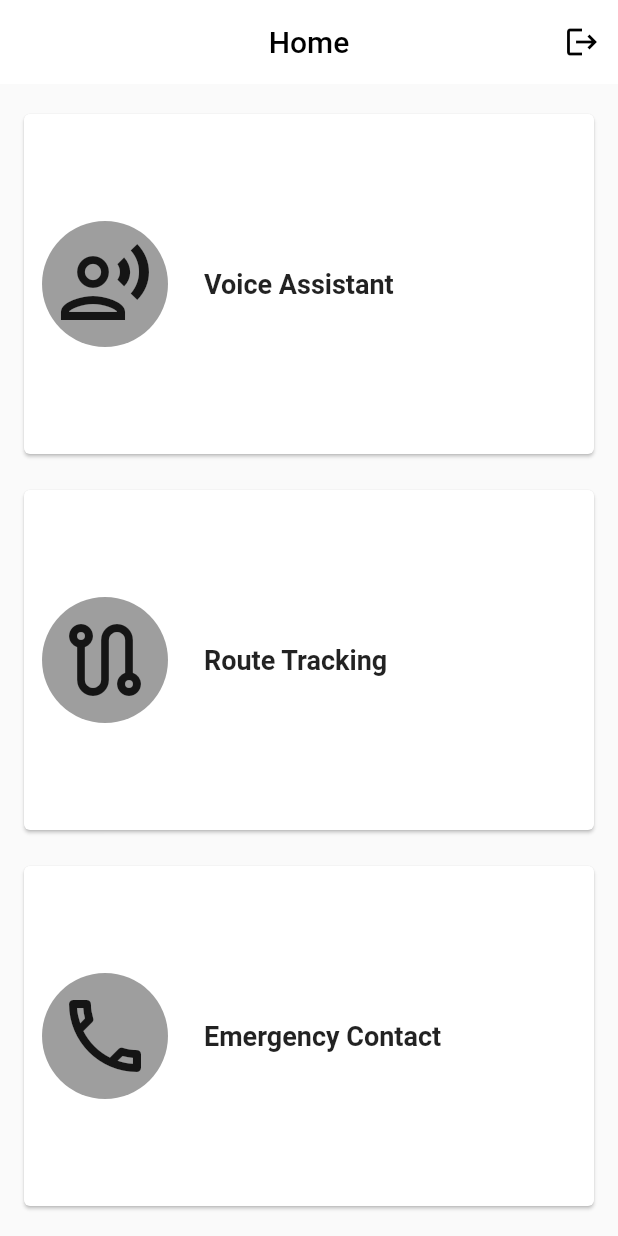
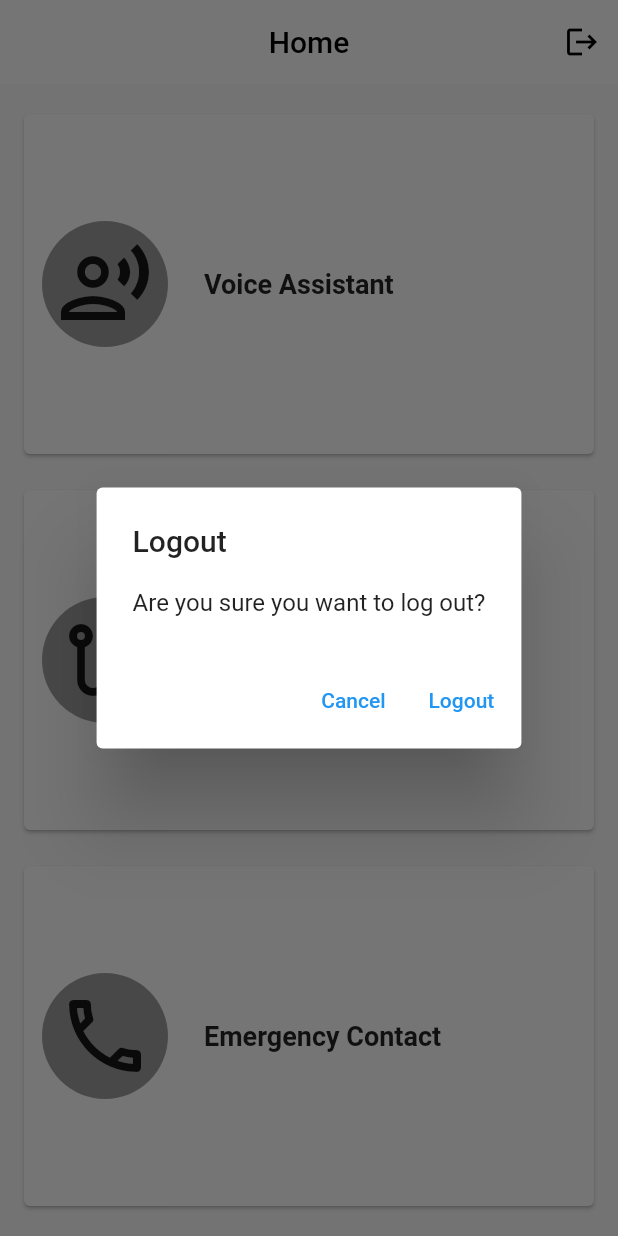
Before and after one commit to Rishita3710/my_gaurd, a Flutter app: the HomeScreen screen opened directly, after a tap on the "logout" icon, on a phone screen of 412 x 824 dp. Run offline on Flutter 3.47's test engine with Material 2 defaults, Android fonts, the phone set to English and light mode, and no system bars; our stand-ins replace firebase_auth, firebase_core, fluttertoast; accounts and stored records are empty.

Commit message:
Add toast helper class Add logout functionality

```diff
--- a/lib/screens/home_screen.dart
+++ b/lib/screens/home_screen.dart
@@ -1,3 +1,4 @@
+import 'package:firebase_auth/firebase_auth.dart';
 import 'package:flutter/material.dart';
 import 'package:my_guard/screens/emergency_contacts_screen.dart';
 import 'package:my_guard/screens/route_tracking_screen.dart';
@@ -10,7 +11,7 @@ class HomeScreen extends StatelessWidget {
   @override
   Widget build(BuildContext context) {
     return Scaffold(
-      appBar: _buildAppbar(),
+      appBar: _buildAppbar(context),
       body: _buildBody(context),
     );
   }
@@ -18,7 +19,7 @@ class HomeScreen extends StatelessWidget {
   //endregion
 
   //region: Widgets
-  AppBar _buildAppbar() {
+  AppBar _buildAppbar(BuildContext context) {
     return AppBar(
       backgroundColor: Colors.white,
       elevation: 0,
@@ -31,7 +32,7 @@ class HomeScreen extends StatelessWidget {
       actions: <Widget>[
         IconButton(
             onPressed: () {
-              _onLogOutClick();
+              _showLogoutDialog(context);
             },
             tooltip: 'Logout',
             icon: const Icon(
@@ -121,11 +122,43 @@ class HomeScreen extends StatelessWidget {
     );
   }
 
+  Future<dynamic> _showLogoutDialog(BuildContext context) {
+    return showDialog(
+        context: context,
+        builder: (BuildContext context) {
+          return AlertDialog(
+            title: const Text('Logout'),
+            content: const Text('Are you sure you want to log out?'),
+            actions: <Widget>[
+              TextButton(
+                style: TextButton.styleFrom(
+                  textStyle: Theme.of(context).textTheme.labelLarge,
+                ),
+                child: const Text('Cancel'),
+                onPressed: () {
+                  Navigator.of(context).pop();
+                },
+              ),
+              TextButton(
+                style: TextButton.styleFrom(
+                  textStyle: Theme.of(context).textTheme.labelLarge,
+                ),
+                child: const Text('Logout'),
+                onPressed: () {
+                  Navigator.of(context).pop();
+                  _onLogOutClick();
+                },
+              ),
+            ],
+          );
+        });
+  }
+
 //endregion
 
 //region: Private Functions
-  void _onLogOutClick() {
-    //todo add code here
+  Future<void> _onLogOutClick() async {
+    await FirebaseAuth.instance.signOut();
   }
 
   void _onItemClick(BuildContext context, Widget screen) {
--- a/pubspec.yaml
+++ b/pubspec.yaml
@@ -35,6 +35,7 @@ dependencies:
 
   firebase_core:
   firebase_auth:
+  fluttertoast: ^8.2.1
 
 dev_dependencies:
   flutter_test:
```
Also changed, not shown: lib/helpers/toast_helper.dart (added, +9 -0 lines), lib/screens/splash_screen.dart (+12 -2 lines), lib/screens/login_screen.dart (renamed from lib/screens/login.dart), pubspec.lock.
